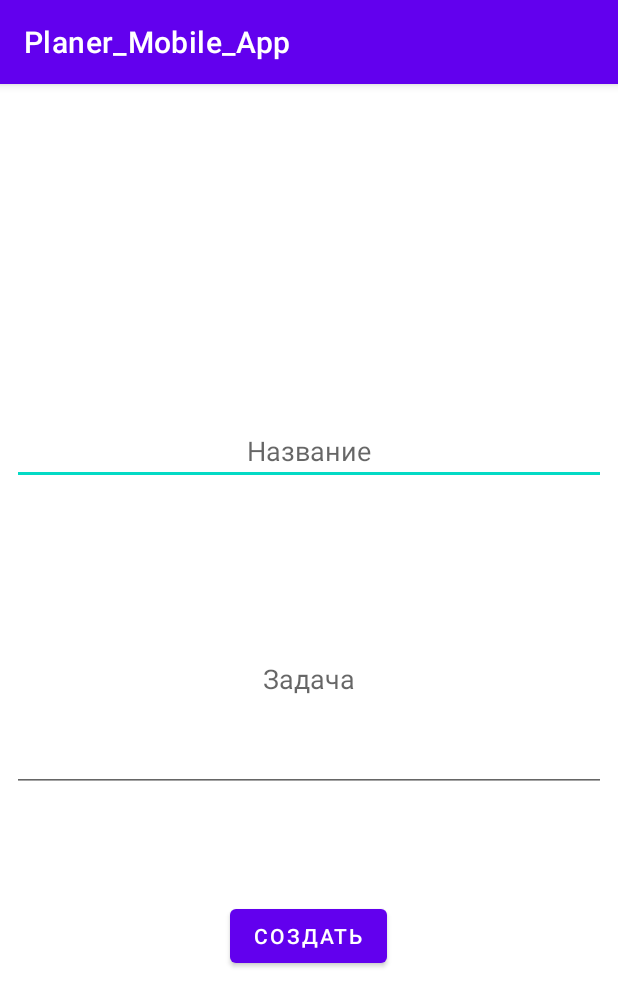
After one commit to SvyteP/Planer_Mobile_App, an Android app: the Add_note screen opened directly, with no data from a screen before it, on a phone screen of 412 x 824 dp. The commit adds this screen. Shown: the top 1007 px of the screen. Run offline under Robolectric (Android 15) with nearby library versions, the phone set to English and light mode, and no system bars; our stand-ins replace Firebase (no records; nobody signed in at launch, a user with empty details on screens opened directly).

Commit message:
Add function "Add new note" And function "Get Notes"

```diff
--- a/app/src/main/AndroidManifest.xml
+++ b/app/src/main/AndroidManifest.xml
@@ -26,13 +26,15 @@
         </activity>
         <activity
             android:name=".Listactivity"
-            android:exported="true">
-        </activity>
+            android:exported="true"/>
+
 
         <activity
             android:name=".MainActivity"
             android:exported="true">
         </activity>
+        <activity android:name=".Add_note"
+            android:exported="true"/>
     </application>
 
 </manifest>
--- /dev/null
+++ b/app/src/main/java/com/example/planer_mobile_app/Add_note.java
@@ -0,0 +1,67 @@
+package com.example.planer_mobile_app;
+
+import static android.widget.Toast.makeText;
+
+import androidx.appcompat.app.AppCompatActivity;
+
+import android.content.Intent;
+import android.icu.text.CaseMap;
+import android.os.Bundle;
+import android.text.TextUtils;
+import android.view.View;
+import android.widget.Button;
+import android.widget.EditText;
+import android.content.Context;
+import android.widget.Toast;
+import android.widget.Toast.Callback;
+
+import com.google.firebase.database.DatabaseReference;
+import com.google.firebase.database.FirebaseDatabase;
+
+public class Add_note extends AppCompatActivity {
+    private DatabaseReference mRefDB;//Переменная для адреса БД
+    @Override
+    protected void onCreate(Bundle savedInstanceState) {
+        super.onCreate(savedInstanceState);
+        setContentView(R.layout.activity_add_note);
+        String group_Notes = "Notes";
+        mRefDB = FirebaseDatabase.getInstance().getReference(group_Notes);//Запись адреcа БД
+
+
+        Button btnAddNote = (Button) findViewById(R.id.btnCreateNote);
+        EditText edTitle = (EditText)  findViewById(R.id.edTitle);
+        EditText edNote = (EditText) findViewById(R.id.edNote);
+
+
+        btnAddNote.setOnClickListener(new View.OnClickListener() {
+            @Override
+            public void onClick(View view) {
+                String id=mRefDB.getKey();
+                String title = edTitle.getText().toString();
+                String note = edNote.getText().toString();
+
+
+                if(!TextUtils.isEmpty(title) && !TextUtils.isEmpty(note)){
+                    ListNotes newNote = new ListNotes(id,title,note);
+                    mRefDB.push().setValue(newNote);
+                    Toast.makeText(Add_note.this, "Новая задача создана!", Toast.LENGTH_SHORT).show();
+                }
+                else
+                {
+                    Toast.makeText(Add_note.this, "Имеются пустые поля!", Toast.LENGTH_SHORT).show();
+                }
+                Intent toReg = new Intent(Add_note.this, Listactivity.class);
+                startActivity(toReg);
+            }
+        });
+
+               /* ".read": "auth.uid !== null",
+                ".write": "auth.uid !== null"*/
+
+
+
+
+    }
+
+
+}
--- /dev/null
+++ b/app/src/main/res/layout/activity_add_note.xml
@@ -0,0 +1,53 @@
+<?xml version="1.0" encoding="utf-8"?>
+<androidx.constraintlayout.widget.ConstraintLayout xmlns:android="http://schemas.android.com/apk/res/android"
+    xmlns:app="http://schemas.android.com/apk/res-auto"
+    xmlns:tools="http://schemas.android.com/tools"
+    android:layout_width="match_parent"
+    android:layout_height="match_parent">
+
+    <Button
+        android:id="@+id/btnCreateNote"
+        android:layout_width="wrap_content"
+        android:layout_height="wrap_content"
+        android:layout_marginBottom="176dp"
+        android:text="Создать"
+        app:layout_constraintBottom_toBottomOf="parent"
+        app:layout_constraintEnd_toEndOf="parent"
+        app:layout_constraintHorizontal_bias="0.498"
+        app:layout_constraintStart_toStartOf="parent" />
+
+    <EditText
+        android:id="@+id/edTitle"
+        android:layout_width="0dp"
+        android:layout_height="wrap_content"
+        android:layout_marginStart="8dp"
+        android:layout_marginEnd="8dp"
+        android:layout_marginBottom="9dp"
+        android:ems="10"
+        android:hint="Название"
+        android:inputType="textPersonName"
+        android:textAlignment="center"
+        app:layout_constraintBottom_toTopOf="@+id/edNote"
+        app:layout_constraintEnd_toEndOf="parent"
+        app:layout_constraintHorizontal_bias="0.0"
+        app:layout_constraintStart_toStartOf="parent"
+        app:layout_constraintTop_toTopOf="parent"
+        app:layout_constraintVertical_bias="0.83" />
+
+    <EditText
+        android:id="@+id/edNote"
+        android:layout_width="0dp"
+        android:layout_height="150dp"
+        android:layout_marginStart="8dp"
+        android:layout_marginEnd="8dp"
+        android:layout_marginBottom="72dp"
+        android:ems="10"
+        android:hint="Задача"
+        android:inputType="textPersonName"
+        android:textAlignment="center"
+        app:layout_constraintBottom_toTopOf="@+id/btnCreateNote"
+        app:layout_constraintEnd_toEndOf="parent"
+        app:layout_constraintHorizontal_bias="1.0"
+        app:layout_constraintStart_toStartOf="parent" />
+
+</androidx.constraintlayout.widget.ConstraintLayout>
```
Also changed, not shown: app/src/main/java/com/example/planer_mobile_app/ListNotes.java (added, +17 -0 lines), app/src/main/java/com/example/planer_mobile_app/Listactivity.java (+68 -3 lines), app/src/main/res/layout/activity_listactivity.xml (+35 -6 lines).
